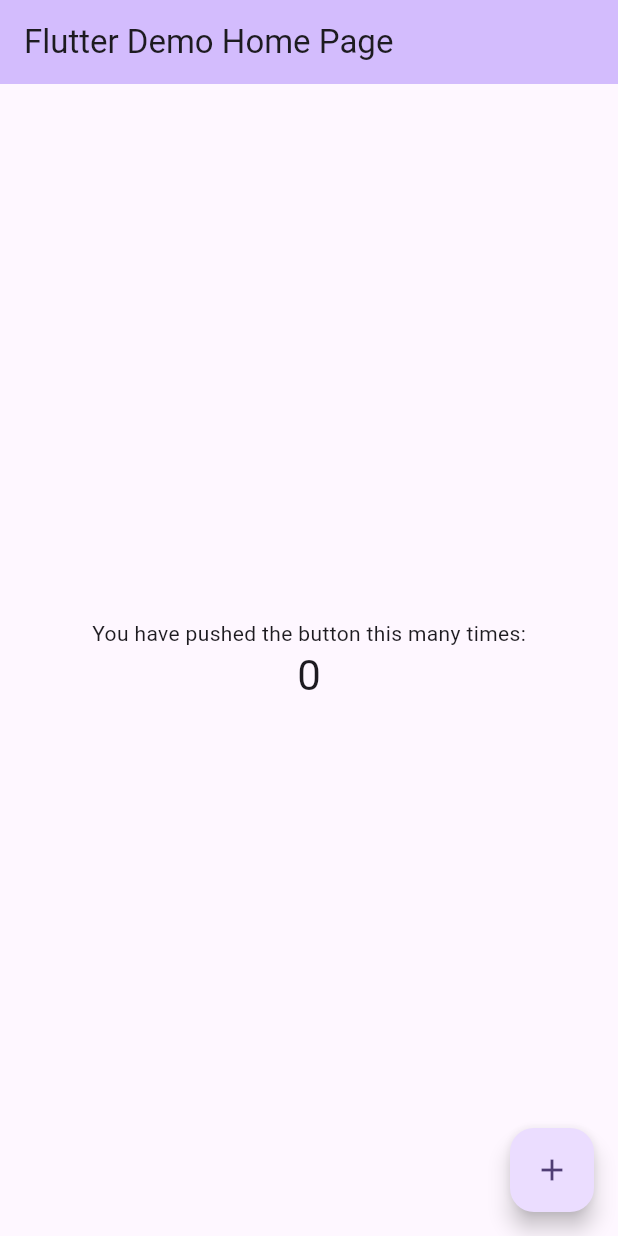
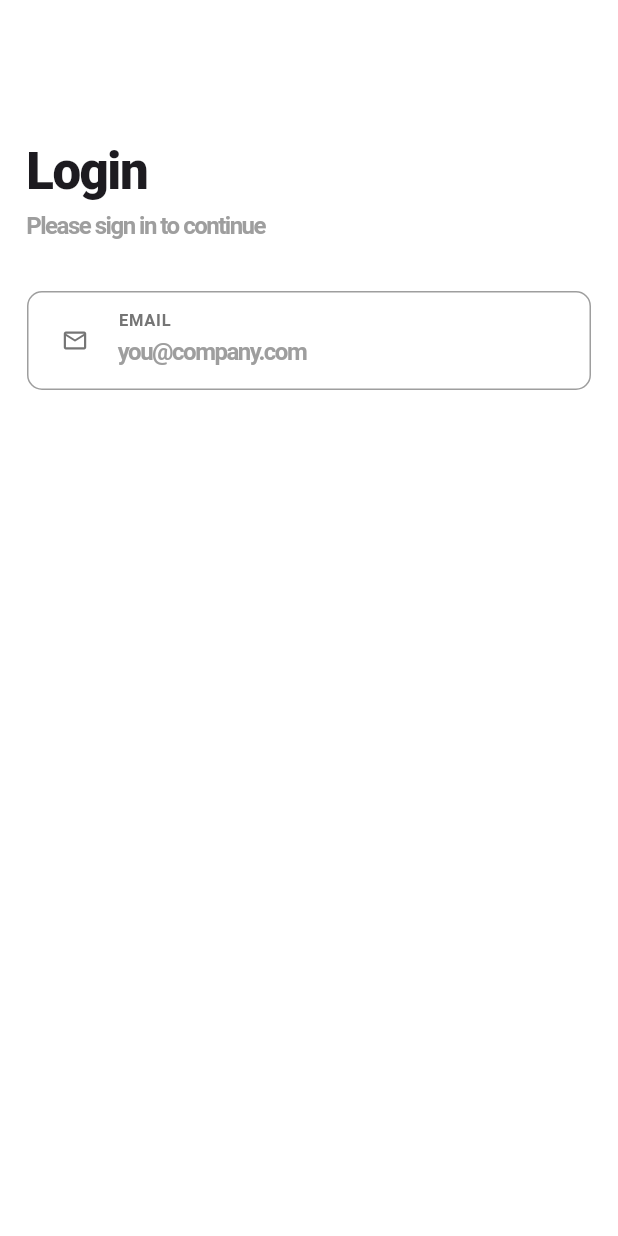
Before and after one commit to rostikmakhanko/red_bull_case_study_application, a Flutter app: the screen it shows after launch, on a phone screen of 412 x 824 dp. Run offline on Flutter 3.47's test engine with Material 3 defaults, Android fonts, the phone set to English and light mode, and no system bars.

Commit message:
Add login screen with title, subtitle, and email field

```diff
--- a/lib/main.dart
+++ b/lib/main.dart
@@ -1,4 +1,5 @@
 import 'package:flutter/material.dart';
+import 'package:red_bull_case_study_application/screens/login_screen.dart';
 
 void main() {
   runApp(const MyApp());
@@ -30,7 +31,8 @@ class MyApp extends StatelessWidget {
         // tested with just a hot reload.
         colorScheme: .fromSeed(seedColor: Colors.deepPurple),
       ),
-      home: const MyHomePage(title: 'Flutter Demo Home Page'),
+      // home: const MyHomePage(title: 'Flutter Demo Home Page'),
+      home: LoginScreen(),
     );
   }
 }
--- /dev/null
+++ b/lib/screens/login_screen.dart
@@ -0,0 +1,193 @@
+import 'package:flutter/material.dart';
+
+class LoginScreen extends StatefulWidget {
+  const LoginScreen({super.key});
+
+  @override
+  State<LoginScreen> createState() => _LoginScreenState();
+}
+
+class _LoginScreenState extends State<LoginScreen> {
+  String email = '';
+  String password = '';
+
+  @override
+  Widget build(BuildContext context) {
+    return Scaffold(
+      backgroundColor: Colors.white,
+      body: SafeArea(
+        child: Padding(
+          padding: const EdgeInsets.symmetric(horizontal: 18),
+          child: Column(
+            crossAxisAlignment: CrossAxisAlignment.start,
+            children: [
+              const SizedBox(height: 90),
+              const Text(
+                'Login',
+                style: TextStyle(
+                  fontSize: 34,
+                  fontWeight: FontWeight.w800,
+                  letterSpacing: -1,
+                ),
+              ),
+
+              const Text(
+                'Please sign in to continue',
+                style: TextStyle(
+                  fontSize: 16,
+                  fontWeight: FontWeight.w700,
+                  color: Colors.grey,
+                  letterSpacing: -1,
+                ),
+              ),
+              const SizedBox(height: 32),
+
+              EmailField(onChanged: (value) {
+                setState(() {
+                  password = value;
+                });
+              }, showError: false),
+            ],
+          ),
+        ),
+      ),
+    );
+  }
+}
+
+class EmailField extends StatelessWidget {
+  final ValueChanged<String> onChanged;
+  final bool showError;
+
+  const EmailField({
+    super.key,
+    required this.onChanged,
+    required this.showError,
+  });
+
+  @override
+  Widget build(BuildContext context) {
+    return Container(
+      decoration: BoxDecoration(
+        border: Border.all(
+          color: showError ? Colors.red : Colors.grey,
+          width: 1,
+        ),
+        borderRadius: BorderRadius.circular(10),
+      ),
+      padding: const EdgeInsets.symmetric(horizontal: 14, vertical: 10),
+      child: Row(
+        children: [
+          Container(
+            width: 34,
+            height: 34,
+            // decoration: BoxDecoration(
+            //   color: showError ? Colors.red.shade100 : Colors.grey.shade100,
+            //   borderRadius: BorderRadius.circular(10),
+            // ),
+            child: Icon(
+              Icons.mail_outline,
+              size: 18,
+              color: showError ? Colors.red.shade600 : Colors.grey.shade600,
+            ),
+          ),
+          const SizedBox(width: 12),
+          Expanded(
+            child: Column(
+              crossAxisAlignment: CrossAxisAlignment.start,
+              children: [
+                Text(
+                  'EMAIL',
+                  style: TextStyle(
+                    fontSize: 11,
+                    fontWeight: FontWeight.bold,
+                    color: Colors.grey.shade600,
+                    letterSpacing: 0.5,
+                  ),
+                ),
+                TextField(
+                  keyboardType: TextInputType.emailAddress,
+                  decoration: InputDecoration(
+                    border: InputBorder.none,
+                    hintText: 'you@company.com',
+                    hintStyle: TextStyle(
+                      color: Colors.grey.shade500,
+                      fontWeight: FontWeight.bold,
+                      letterSpacing: -1,
+                    ),
+                    isDense: true,
+                    contentPadding: EdgeInsets.only(top: 2, bottom: 2),
+                  ),
+                  onChanged: onChanged,
+                  style: const TextStyle(
+                    fontSize: 16,
+                    fontWeight: FontWeight.w500,
+                  )
+                ),
+              ],
+            ),
+          ),
+        ],
+      ),
+    );
+  }
+}
+
+// Widget _buildEmailField(bool showError) {
+//   return Container(
+//     decoration: BoxDecoration(
+//       border: Border.all(
+//         color: showError ? Colors.red : Colors.grey,
+//         width: 1,
+//       ),
+//       borderRadius: BorderRadius.circular(10),
+//     ),
+//     child: Row(
+//       children: [
+//         Container(
+//           width: 34,
+//           height: 34,
+//           // decoration: BoxDecoration(
+//           //   color: showError ? Colors.red.shade100 : Colors.grey.shade100,
+//           //   borderRadius: BorderRadius.circular(10),
+//           // ),
+//           child: Icon(
+//             Icons.mail_outline,
+//             size: 18,
+//             color: showError ? Colors.red.shade600 : Colors.grey.shade600,
+//           ),
+//         ),
+//         const SizedBox(width: 12),
+//         Expanded(
+//           child: Column(
+//             crossAxisAlignment: CrossAxisAlignment.start,
+//             children: [
+//               Text(
+//                 'EMAIL',
+//                 style: TextStyle(
+//                   fontSize: 11,
+//                   fontWeight: FontWeight.w600,
+//                   color: Colors.grey.shade600,
+//                   letterSpacing: 0.5,
+//                 ),
+//               ),
+//               TextField(
+//                 keyboardType: TextInputType.emailAddress,
+//                 decoration: const InputDecoration(
+//                   border: InputBorder.none,
+//                 ),
+//                 onChanged: (value) {
+//                   setState()
+//                 },
+//               ),
+//             ],
+//           ),
+//         ),
+//       ],
+//     ),
+//   );
+// }
+
+Widget _buildPasswordField() {
+  return Container();
+}
```
